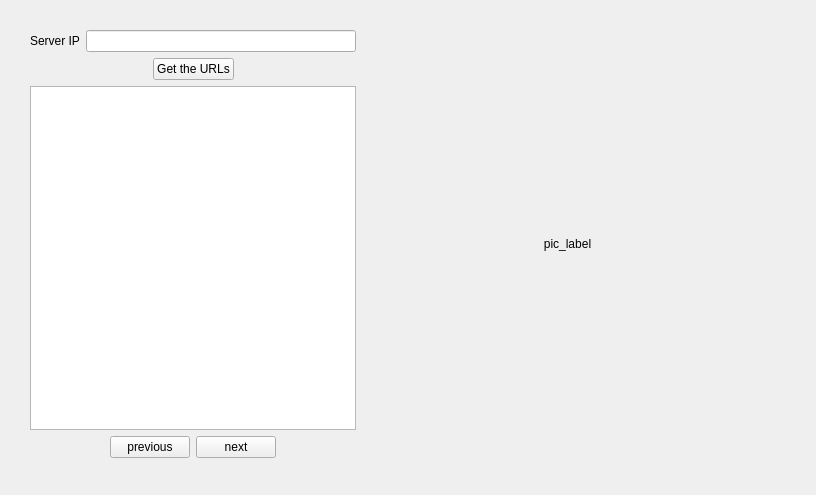
Above: client_2/widget.ui from avanna501/server_client before the change. Below: the same form after it.
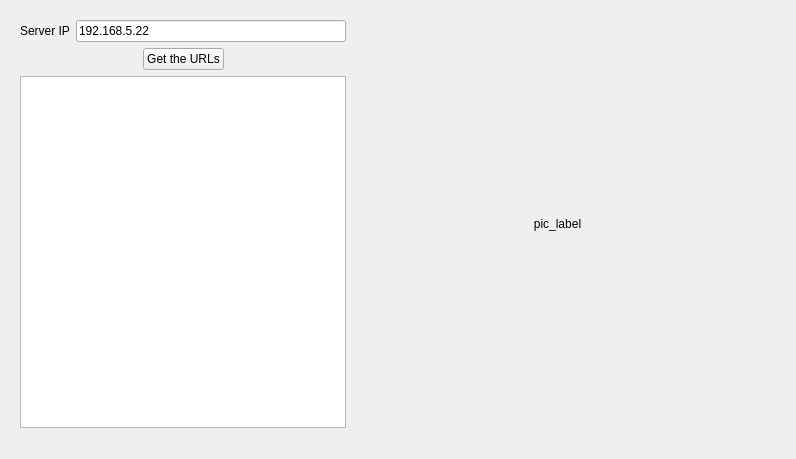
That is the form after the change.

The edit to the form file:
```diff
--- a/client_2/widget.ui
+++ b/client_2/widget.ui
@@ -6,8 +6,8 @@
    <rect>
     <x>0</x>
     <y>0</y>
-    <width>816</width>
-    <height>495</height>
+    <width>796</width>
+    <height>459</height>
    </rect>
   </property>
   <property name="windowTitle">
@@ -16,10 +16,10 @@
   <widget class="QWidget" name="">
    <property name="geometry">
     <rect>
-     <x>30</x>
-     <y>30</y>
+     <x>20</x>
+     <y>20</y>
      <width>743</width>
-     <height>428</height>
+     <height>408</height>
     </rect>
    </property>
    <layout class="QHBoxLayout" name="horizontalLayout_4">
@@ -35,7 +35,11 @@
          </widget>
         </item>
         <item>
-         <widget class="QLineEdit" name="server_ip_line"/>
+         <widget class="QLineEdit" name="server_ip_line">
+          <property name="text">
+           <string>192.168.5.22</string>
+          </property>
+         </widget>
         </item>
        </layout>
       </item>
@@ -77,58 +81,17 @@
        </layout>
       </item>
       <item>
-       <widget class="QTableWidget" name="table">
+       <widget class="QTableView" name="table">
         <property name="minimumSize">
          <size>
           <width>321</width>
-          <height>311</height>
+          <height>291</height>
          </size>
         </property>
        </widget>
       </item>
       <item>
-       <layout class="QHBoxLayout" name="horizontalLayout_3">
-        <item>
-         <spacer name="horizontalSpacer_4">
-          <property name="orientation">
-           <enum>Qt::Horizontal</enum>
-          </property>
-          <property name="sizeHint" stdset="0">
-           <size>
-            <width>40</width>
-            <height>20</height>
-           </size>
-          </property>
-         </spacer>
-        </item>
-        <item>
-         <widget class="QPushButton" name="previous_Button">
-          <property name="text">
-           <string>previous</string>
-          </property>
-         </widget>
-        </item>
-        <item>
-         <widget class="QPushButton" name="next_Button">
-          <property name="text">
-           <string>next</string>
-          </property>
-         </widget>
-        </item>
-        <item>
-         <spacer name="horizontalSpacer_3">
-          <property name="orientation">
-           <enum>Qt::Horizontal</enum>
-          </property>
-          <property name="sizeHint" stdset="0">
-           <size>
-            <width>40</width>
-            <height>20</height>
-           </size>
-          </property>
-         </spacer>
-        </item>
-       </layout>
+       <layout class="QHBoxLayout" name="horizontalLayout_3"/>
       </item>
      </layout>
     </item>
```
